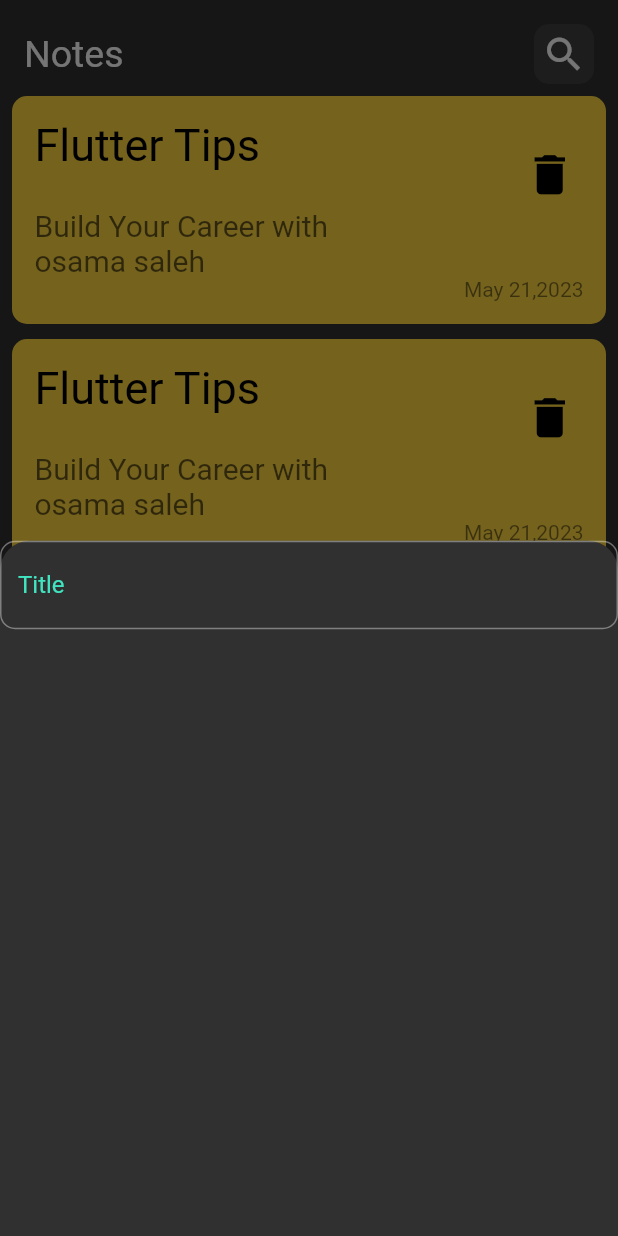
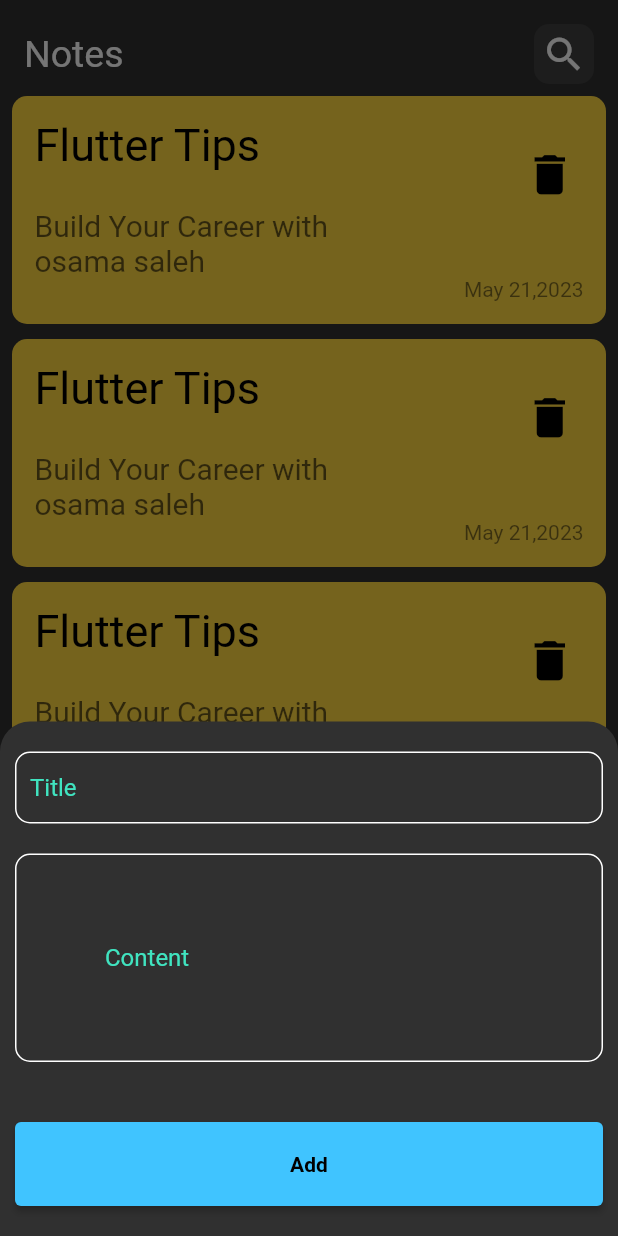
Before and after one commit to Osama-Saleh/notes_Hive, a Flutter app: the screen it shows after launch, after a tap on the "add" icon, on a phone screen of 412 x 824 dp. Run offline on Flutter 3.47's test engine with Material 2 defaults, Android fonts, the phone set to English and light mode, and no system bars.

Commit message:
finsh note app ui

```diff
--- /dev/null
+++ b/lib/views/edit_note_view.dart
@@ -0,0 +1,49 @@
+import 'package:flutter/material.dart';
+import 'package:notes_app_hive/widgets/custom_text_form_feild.dart';
+
+class EditNoteApp extends StatelessWidget {
+  const EditNoteApp({super.key});
+
+  @override
+  Widget build(BuildContext context) {
+    return Scaffold(
+      body: SafeArea(
+        child: Padding(
+          padding: const EdgeInsets.all(10.0),
+          child: Column(
+            children: [
+              Padding(
+                padding: const EdgeInsets.all(8.0),
+                child: Row(
+                  children: [
+                    const Text(
+                      "Notes",
+                      style: TextStyle(fontSize: 25),
+                    ),
+                    const Spacer(),
+                    Container(
+                      width: 40,
+                      height: 40,
+                      decoration: BoxDecoration(
+                          color: Colors.white.withOpacity(.07),
+                          borderRadius: BorderRadius.circular(10)),
+                      child: const Icon(
+                        Icons.edit,
+                        size: 30,
+                      ),
+                    ),
+                  ],
+                ),
+              ),
+              const CustomTextFormFeild(hintText: "Title"),
+            const SizedBox(
+              height: 20,
+            ),
+            const CustomTextFormFeild(hintText: "Content", contentPadding: 60),
+            ],
+          ),
+        ),
+      ),
+    );
+  }
+}
--- a/lib/views/note_view.dart
+++ b/lib/views/note_view.dart
@@ -1,6 +1,6 @@
 import 'package:flutter/material.dart';
-import 'package:notes_app_hive/views/widgets/add_note_buttom_sheet.dart';
-import 'package:notes_app_hive/views/widgets/custom_note_items.dart';
+import 'package:notes_app_hive/widgets/add_note_buttom_sheet.dart';
+import 'package:notes_app_hive/widgets/custom_note_items.dart';
 
 class NoteView extends StatelessWidget {
   const NoteView({super.key});
--- a/lib/views/widgets/add_note_buttom_sheet.dart
+++ /dev/null
@@ -1,32 +0,0 @@
-import 'package:flutter/material.dart';
-
-class AddNoteButtomSheet extends StatelessWidget {
-  const AddNoteButtomSheet({
-    super.key,
-  });
-
-  @override
-  Widget build(BuildContext context) {
-    return Column(
-      children: [
-        TextFormField(
-
-          decoration: InputDecoration(
-            hintText: "Title",
-            hintStyle: TextStyle(color: Color.fromARGB(255, 64, 228, 192)),
-            border: OutlineInputBorder(
-              borderRadius: BorderRadius.circular(10),
-            ),
-
-            focusedBorder: OutlineInputBorder(
-              borderSide:
-                  const BorderSide(color: Color.fromARGB(255, 64, 228, 192), width: 2.0),
-              borderRadius: BorderRadius.circular(10.0),
-            ),
-
-          ),
-        ),
-      ],
-    );
-  }
-}
--- a/lib/views/widgets/custom_note_items.dart
+++ /dev/null
@@ -1,59 +0,0 @@
-// ignore_for_file: sized_box_for_whitespace
-
-import 'package:flutter/material.dart';
-
-class CustomNoteItems extends StatelessWidget {
-  const CustomNoteItems({
-    super.key,
-  });
-
-  @override
-  Widget build(BuildContext context) {
-    return Container(
-      width: double.infinity,
-      // height: MediaQuery.of(context).size.height / 3,
-      padding: const EdgeInsets.all(15),
-      decoration: BoxDecoration(
-          color: Colors.amberAccent, borderRadius: BorderRadius.circular(10)),
-      child: Column(
-        children: [
-          Container(
-            height: 60,
-            child: Row(
-              crossAxisAlignment: CrossAxisAlignment.start,
-              children: [
-                const Text(
-                  "Flutter Tips",
-                  style: TextStyle(fontSize: 30, color: Colors.black),
-                ),
-                const Spacer(),
-                Align(
-                    alignment: Alignment.bottomRight,
-                    child: IconButton(
-                        onPressed: () {},
-                        icon: const Icon(
-                          Icons.delete,
-                          color: Colors.black,
-                          size: 35,
-                        ))),
-              ],
-            ),
-          ),
-          Align(
-              alignment: Alignment.topLeft,
-              child: Text(
-                "Build Your Career with\nosama saleh",
-                style: TextStyle(
-                    fontSize: 20, color: Colors.black.withOpacity(.6)),
-              )),
-          Align(
-              alignment: Alignment.bottomRight,
-              child: Text(
-                "May 21,2023",
-                style: TextStyle(color: Colors.black.withOpacity(0.5)),
-              )),
-        ],
-      ),
-    );
-  }
-}
--- /dev/null
+++ b/lib/widgets/add_note_buttom_sheet.dart
@@ -0,0 +1,40 @@
+// ignore_for_file: sized_box_for_whitespace
+
+import 'package:flutter/material.dart';
+import 'package:notes_app_hive/widgets/custom_elevated_button.dart';
+import 'package:notes_app_hive/widgets/custom_text_form_feild.dart';
+
+class AddNoteButtomSheet extends StatelessWidget {
+  const AddNoteButtomSheet({
+    super.key,
+  });
+
+  @override
+  Widget build(BuildContext context) {
+    return Padding(
+      padding: const EdgeInsets.only(top: 20, left: 10, right: 10),
+      child: SingleChildScrollView(
+        child: Column(
+
+          children: [
+            const CustomTextFormFeild(hintText: "Title"),
+            const SizedBox(
+              height: 20,
+            ),
+            const CustomTextFormFeild(hintText: "Content", contentPadding: 60),
+            const SizedBox(
+              height: 40,
+            ),
+            Container(
+              width: MediaQuery.of(context).size.width,
+              child:const CustomElevatedButton(text: "Add"),
+            ),
+            const SizedBox(
+              height: 20,
+            ),
+          ],
+        ),
+      ),
+    );
+  }
+}
--- /dev/null
+++ b/lib/widgets/custom_elevated_button.dart
@@ -0,0 +1,23 @@
+import 'package:flutter/material.dart';
+
+class CustomElevatedButton extends StatelessWidget {
+  const CustomElevatedButton({
+    super.key,this.text
+  });
+  final String? text;
+
+  @override
+  Widget build(BuildContext context) {
+    return ElevatedButton(
+        onPressed: () {},
+        style: ElevatedButton.styleFrom(
+            padding: const EdgeInsets.symmetric(
+                horizontal: 50, vertical: 20),
+            backgroundColor: Colors.lightBlueAccent,
+            textStyle: const TextStyle(fontWeight: FontWeight.bold)),
+        child:  Text(
+          text!,
+          style: const TextStyle(color: Colors.black),
+        ));
+  }
+}
--- /dev/null
+++ b/lib/widgets/custom_note_items.dart
@@ -0,0 +1,64 @@
+// ignore_for_file: sized_box_for_whitespace
+
+import 'package:flutter/material.dart';
+import 'package:notes_app_hive/views/edit_note_view.dart';
+
+class CustomNoteItems extends StatelessWidget {
+  const CustomNoteItems({
+    super.key,
+  });
+
+  @override
+  Widget build(BuildContext context) {
+    return GestureDetector(
+      onTap: () {
+        Navigator.push(context, MaterialPageRoute(builder: (context) =>const EditNoteApp(),));
+      },
+      child: Container(
+        width: double.infinity,
+        padding: const EdgeInsets.all(15),
+        decoration: BoxDecoration(
+            color: Colors.amberAccent, borderRadius: BorderRadius.circular(10)),
+        child: Column(
+          children: [
+            Container(
+              height: 60,
+              child: Row(
+                crossAxisAlignment: CrossAxisAlignment.start,
+                children: [
+                  const Text(
+                    "Flutter Tips",
+                    style: TextStyle(fontSize: 30, color: Colors.black),
+                  ),
+                  const Spacer(),
+                  Align(
+                      alignment: Alignment.bottomRight,
+                      child: IconButton(
+                          onPressed: () {},
+                          icon: const Icon(
+                            Icons.delete,
+                            color: Colors.black,
+                            size: 35,
+                          ))),
+                ],
+              ),
+            ),
+            Align(
+                alignment: Alignment.topLeft,
+                child: Text(
+                  "Build Your Career with\nosama saleh",
+                  style: TextStyle(
+                      fontSize: 20, color: Colors.black.withOpacity(.6)),
+                )),
+            Align(
+                alignment: Alignment.bottomRight,
+                child: Text(
+                  "May 21,2023",
+                  style: TextStyle(color: Colors.black.withOpacity(0.5)),
+                )),
+          ],
+        ),
+      ),
+    );
+  }
+}
--- /dev/null
+++ b/lib/widgets/custom_text_form_feild.dart
@@ -0,0 +1,26 @@
+import 'package:flutter/material.dart';
+
+class CustomTextFormFeild extends StatelessWidget {
+  const CustomTextFormFeild({super.key, this.hintText, this.contentPadding});
+  final String? hintText;
+  final double? contentPadding;
+
+  @override
+  Widget build(BuildContext context) {
+    return TextFormField(
+      decoration: InputDecoration(
+        hintText: hintText,
+        hintStyle: const TextStyle(color: Color.fromARGB(255, 64, 228, 192)),
+        contentPadding: EdgeInsets.all(contentPadding ?? 10),
+        enabledBorder: OutlineInputBorder(
+            borderRadius: BorderRadius.circular(10),
+            borderSide: const BorderSide(color: Colors.white)),
+        focusedBorder: OutlineInputBorder(
+          borderSide: const BorderSide(
+              color: Color.fromARGB(255, 64, 228, 192), width: 2.0),
+          borderRadius: BorderRadius.circular(10.0),
+        ),
+      ),
+    );
+  }
+}
```
